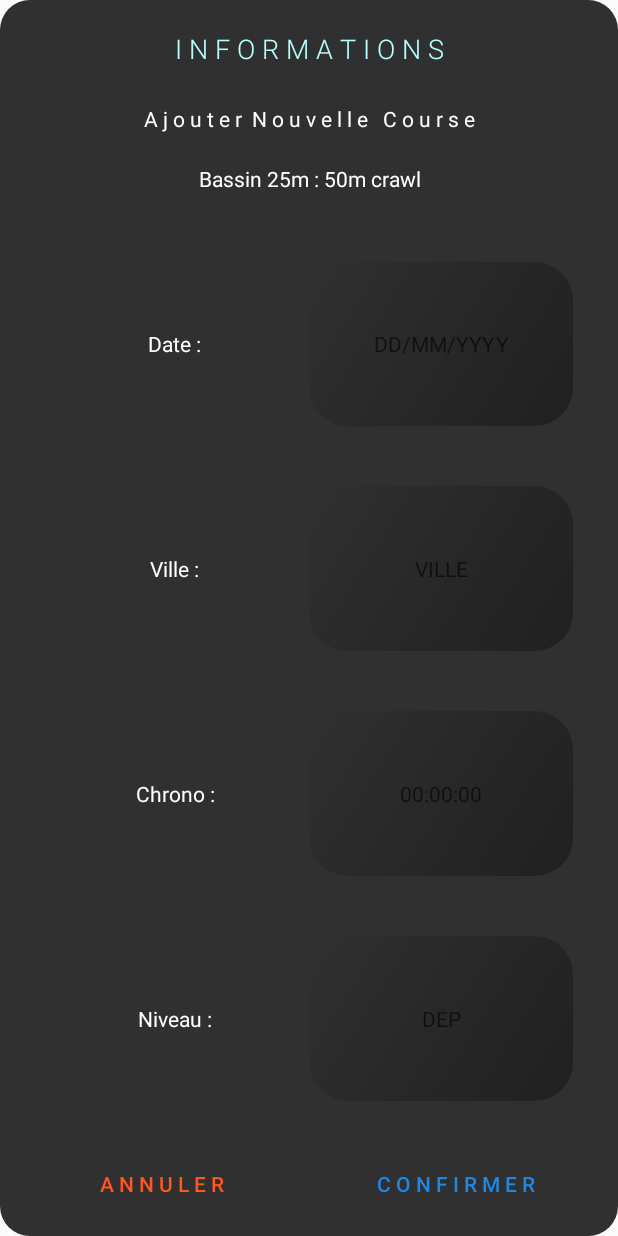
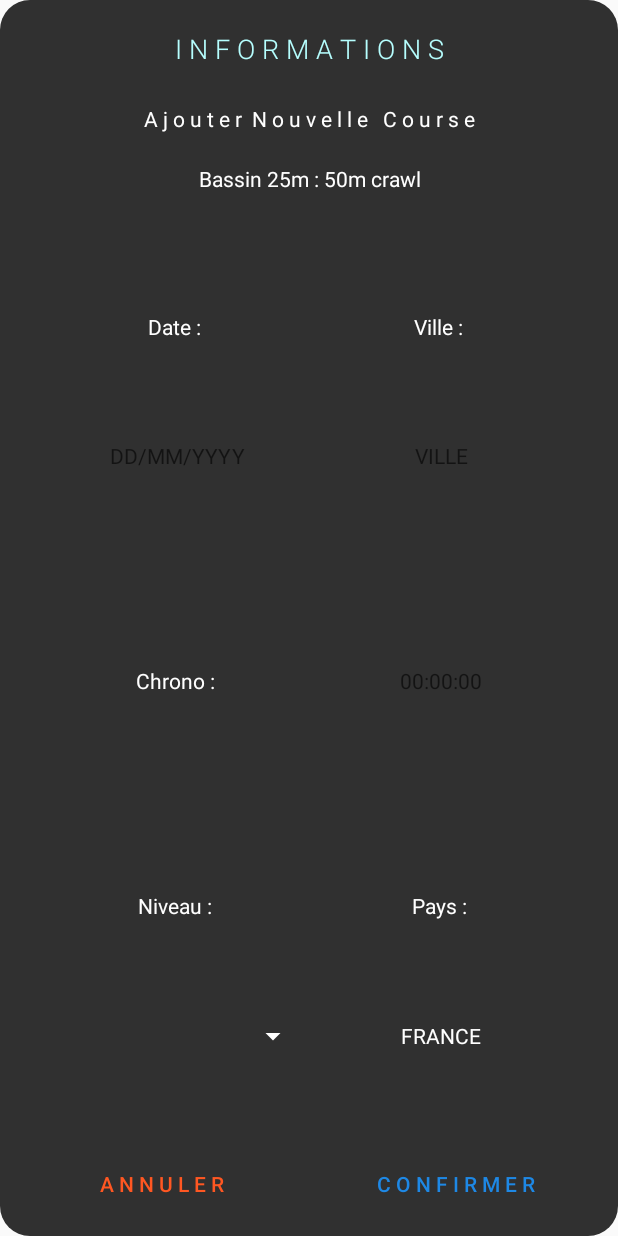
Before and after one commit to JeremyTo95/UNIapp, an Android app: the layout fragment_competition_add_race_popup.xml on its own in the app's theme, with its tools: preview values and no code run, on a phone screen of 412 x 824 dp. Run offline under Robolectric (Android 15) with nearby library versions, the phone set to English and light mode, and no system bars.

Commit message:
Next step in popup and data race management

```diff
--- a/app/src/main/java/com/example/uniapp/models/MarketRaceTime.java
+++ b/app/src/main/java/com/example/uniapp/models/MarketRaceTime.java
@@ -275,4 +275,8 @@ public class MarketRaceTime {
         myTime += Float.parseFloat(String.valueOf(time.charAt(7))) / 100;
         return myTime;
     }
+
+    public static int convertTimeToPointFFN(String time) {
+        return 0;
+    }
 }
--- a/app/src/main/res/layout/fragment_competition_add_race_popup.xml
+++ b/app/src/main/res/layout/fragment_competition_add_race_popup.xml
@@ -1,5 +1,6 @@
 <?xml version="1.0" encoding="utf-8"?>
-<LinearLayout xmlns:android="http://schemas.android.com/apk/res/android"
+<LinearLayout
+    xmlns:android="http://schemas.android.com/apk/res/android"
     xmlns:app="http://schemas.android.com/apk/res-auto"
     android:orientation="vertical"
     android:layout_width="match_parent"
@@ -59,9 +60,14 @@
             android:layout_marginVertical="20dp"
             android:orientation="horizontal">
 
-            <TextView
+            <LinearLayout
                 android:layout_width="0dp"
                 android:layout_height="match_parent"
+                android:layout_weight="1"
+                android:orientation="vertical">
+                <TextView
+                    android:layout_width="match_parent"
+                    android:layout_height="0dp"
                     android:layout_weight="1"
                     android:text="Date : "
                     android:textColor="@color/colorText"
@@ -70,8 +76,8 @@
 
                 <EditText
                     android:id="@+id/race_popup_edit_text_date"
-                android:layout_width="0dp"
-                android:layout_height="match_parent"
+                    android:layout_width="match_parent"
+                    android:layout_height="0dp"
                     android:layout_weight="1"
                     android:gravity="center"
                     android:hint="DD/MM/YYYY"
@@ -79,11 +85,40 @@
                     android:digits="0123456789"
                     android:maxLength="10"
                     android:textSize="@dimen/custom_popup_textsize"
-                android:background="@drawable/sh_gradient_background"
+                    android:background="@color/blackLight"
                     android:textColor="@color/colorText" />
             </LinearLayout>
 
             <LinearLayout
+                android:layout_width="0dp"
+                android:layout_height="match_parent"
+                android:orientation="vertical"
+                android:layout_weight="1">
+
+                <TextView
+                    android:layout_width="match_parent"
+                    android:layout_height="0dp"
+                    android:layout_weight="1"
+                    android:text="Ville : "
+                    android:textColor="@color/colorText"
+                    android:gravity="center"
+                    android:textSize="@dimen/custom_popup_textsize" />
+                <EditText
+                    android:id="@+id/race_popup_edit_text_city"
+                    android:layout_width="match_parent"
+                    android:layout_height="0dp"
+                    android:layout_weight="1"
+                    android:gravity="center"
+                    android:hint="VILLE"
+                    android:inputType="textCapCharacters"
+                    android:textSize="@dimen/custom_popup_textsize"
+                    android:background="@color/blackLight"
+                    android:textColor="@color/colorText" />
+
+            </LinearLayout>
+        </LinearLayout>
+
+        <!-- <LinearLayout
             android:layout_width="match_parent"
             android:layout_height="0dp"
             android:layout_weight="1"
@@ -91,34 +126,14 @@
             android:layout_marginVertical="20dp"
             android:orientation="horizontal">
 
-            <TextView
-                android:layout_width="0dp"
-                android:layout_height="match_parent"
-                android:layout_weight="1"
-                android:text="Ville : "
-                android:textColor="@color/colorText"
-                android:gravity="center"
-                android:textSize="@dimen/custom_popup_textsize" />
 
-            <EditText
-                android:id="@+id/race_popup_edit_text_city"
-                android:layout_width="0dp"
-                android:layout_height="match_parent"
-                android:layout_weight="1"
-                android:gravity="center"
-                android:hint="VILLE"
-                android:inputType="textCapCharacters"
-                android:textSize="@dimen/custom_popup_textsize"
-                android:background="@drawable/sh_gradient_background"
-                android:textColor="@color/colorText" />
-        </LinearLayout>
+        </LinearLayout> -->
 
         <LinearLayout
             android:layout_width="match_parent"
             android:layout_height="0dp"
             android:layout_weight="1"
             android:layout_marginHorizontal="30dp"
-            android:layout_marginVertical="20dp"
             android:orientation="horizontal">
 
             <TextView
@@ -141,7 +156,7 @@
                 android:inputType="time"
                 android:maxLength="8"
                 android:textSize="@dimen/custom_popup_textsize"
-                android:background="@drawable/sh_gradient_background"
+                android:background="@color/blackLight"
                 android:textColor="@color/colorText" />
 
         </LinearLayout>
@@ -154,26 +169,59 @@
             android:layout_marginVertical="20dp"
             android:orientation="horizontal">
 
-            <TextView
+            <LinearLayout
                 android:layout_width="0dp"
                 android:layout_height="match_parent"
+                android:layout_weight="1"
+                android:orientation="vertical" >
+                <TextView
+                    android:layout_width="match_parent"
+                    android:layout_height="0dp"
                     android:layout_weight="1"
                     android:text="Niveau : "
                     android:textColor="@color/colorText"
                     android:gravity="center"
                     android:textSize="@dimen/custom_popup_textsize" />
 
-            <EditText
-                android:id="@+id/race_popup_edit_text_level"
-                android:layout_width="0dp"
-                android:layout_height="match_parent"
+                <Spinner
+                    android:id="@+id/race_popup_spinner_level"
+                    android:layout_width="match_parent"
+                    android:layout_height="0dp"
                     android:layout_weight="1"
                     android:gravity="center"
                     android:hint="DEP"
                     android:inputType="textCapCharacters"
                     android:textSize="@dimen/custom_popup_textsize"
-                android:background="@drawable/sh_gradient_background"
+                    android:backgroundTint="@color/colorText"
                     android:textColor="@color/colorText" />
+            </LinearLayout>
+
+            <LinearLayout
+                android:layout_width="0dp"
+                android:layout_height="match_parent"
+                android:layout_weight="1"
+                android:orientation="vertical" >
+                <TextView
+                    android:layout_width="match_parent"
+                    android:layout_height="0dp"
+                    android:layout_weight="1"
+                    android:text="Pays : "
+                    android:textColor="@color/colorText"
+                    android:gravity="center"
+                    android:textSize="@dimen/custom_popup_textsize" />
+
+                <EditText
+                    android:id="@+id/race_popup_edit_text_country"
+                    android:layout_width="match_parent"
+                    android:layout_height="0dp"
+                    android:layout_weight="1"
+                    android:gravity="center"
+                    android:text="FRANCE"
+                    android:inputType="textCapCharacters"
+                    android:textSize="@dimen/custom_popup_textsize"
+                    android:background="@color/blackLight"
+                    android:textColor="@color/colorText" />
+            </LinearLayout>
         </LinearLayout>
 
         <LinearLayout
```
Also changed, not shown: app/src/main/java/com/example/uniapp/controllers/adapters/RecyclerViewAdapter.java (+10 -0 lines), app/src/main/java/com/example/uniapp/controllers/fragments/CompetitionsFragment.java (+35 -65 lines), app/src/main/java/com/example/uniapp/models/CustomPopup.java (+151 -74 lines), app/src/main/java/com/example/uniapp/models/User.java (added, +10 -0 lines), app/src/main/res/layout/dropdown_competition_level_item.xml (added, +13 -0 lines), app/src/main/res/values/array.xml (+7 -0 lines), app/src/main/res/layout/dropdown_competition_distance_item.xml (renamed from app/src/main/res/layout/dropdown_item.xml). Lines whose indentation alone changed are shown as unchanged.
